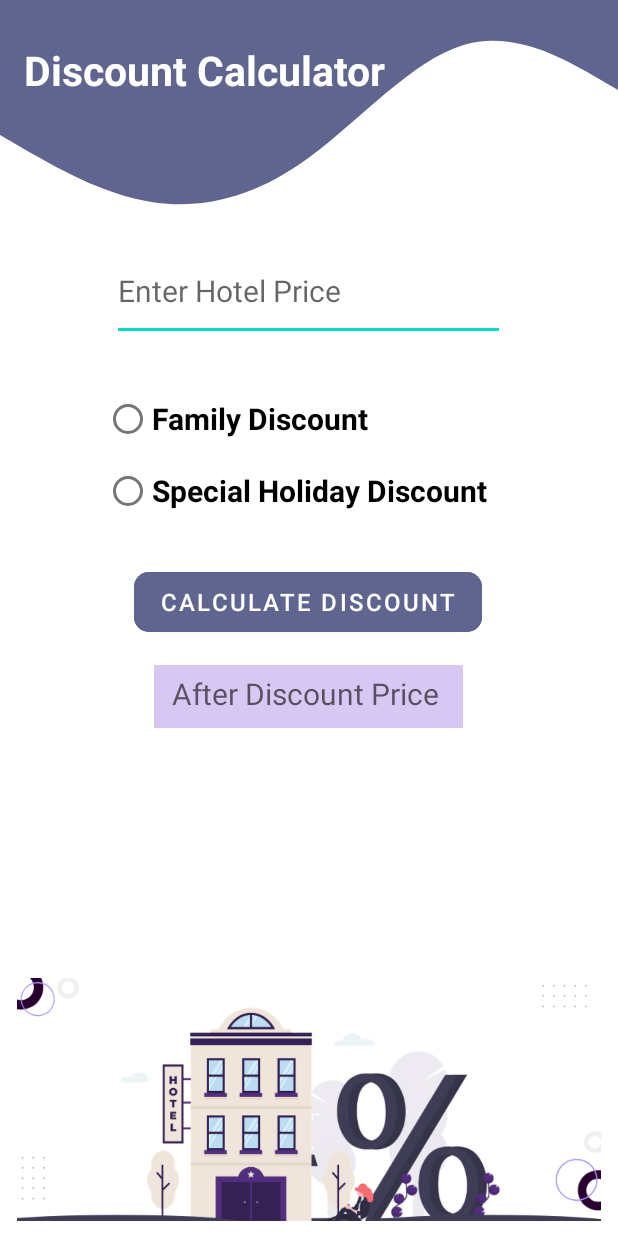
After one commit to kawyasamarasinghe/OASIS, an Android app: the layout activity_hotel_discount_calculator.xml on its own in the app's theme, with its tools: preview values and no code run, on a phone screen of 412 x 824 dp. The commit adds this screen. Run offline under Robolectric (Android 15) with nearby library versions, the phone set to English and light mode, and no system bars; Roboto replaces fonts that are not available here.

Commit message:
Implement Hotel Discount Calculator for OASIS

```diff
--- /dev/null
+++ b/app/src/main/java/extended/ui/oasistravelplanner/CalculationsDiscount.java
@@ -0,0 +1,13 @@
+package extended.ui.oasistravelplanner;
+
+public class CalculationsDiscount {
+
+    protected float calcfamilydiscount(Float value) {
+        Float ans = (value * 10/100) ;
+        return ans;
+    }
+    protected float calcholidaydiscount(Float value) {
+        Float ans = (value * 5/100) ;
+        return ans;
+    }
+}
--- /dev/null
+++ b/app/src/main/java/extended/ui/oasistravelplanner/HotelDiscountCalculator.java
@@ -0,0 +1,62 @@
+package extended.ui.oasistravelplanner;
+
+import android.os.Bundle;
+import android.text.TextUtils;
+import android.view.View;
+import android.widget.Button;
+import android.widget.EditText;
+import android.widget.RadioButton;
+import android.widget.TextView;
+import android.widget.Toast;
+
+import androidx.appcompat.app.AppCompatActivity;
+
+public class HotelDiscountCalculator extends AppCompatActivity {
+
+    EditText etdischotel;
+    Button btndisccalculate;
+    RadioButton rdbtnfam,rdbtnholiday;
+    TextView tvdiscount;
+
+    @Override
+    protected void onCreate(Bundle savedInstanceState) {
+        super.onCreate(savedInstanceState);
+        setContentView(R.layout.activity_hotel_discount_calculator);
+
+        etdischotel = findViewById(R.id.et_dischotel);
+        btndisccalculate = findViewById(R.id.btn_disccalculate);
+        rdbtnfam = findViewById(R.id.rd_btn_fam);
+        rdbtnholiday = findViewById(R.id.rd_btn_holiday);
+        tvdiscount = findViewById(R.id.tv_discount);
+    }
+    @Override
+    protected void onResume() {
+        super.onResume();
+        btndisccalculate.setOnClickListener(new View.OnClickListener() {
+            @Override
+            public void onClick(View view) {
+                calculateDiscount();
+            }
+        });
+}
+    public void calculateDiscount(){
+        CalculationsDiscount cal = new CalculationsDiscount();
+        String value = etdischotel.getText().toString();
+
+        if(TextUtils.isEmpty(value)){
+            Toast.makeText(this, "Please enter the Hotel price", Toast.LENGTH_SHORT).show();
+        } else {
+
+            Float disc = Float.parseFloat(value);
+            if(rdbtnfam.isChecked()){
+                disc = cal.calcfamilydiscount(disc);
+            }else if(rdbtnholiday.isChecked()){
+                disc = cal.calcholidaydiscount(disc);
+            } else{
+                Toast.makeText(this, "Select the Discount type", Toast.LENGTH_SHORT).show();
+                disc = 0.0f;
+            }
+            tvdiscount.setText(new Float(disc).toString());
+        }
+    }
+}
--- /dev/null
+++ b/app/src/main/res/layout/activity_hotel_discount_calculator.xml
@@ -0,0 +1,119 @@
+<?xml version="1.0" encoding="utf-8"?>
+<androidx.constraintlayout.widget.ConstraintLayout xmlns:android="http://schemas.android.com/apk/res/android"
+    xmlns:app="http://schemas.android.com/apk/res-auto"
+    xmlns:tools="http://schemas.android.com/tools"
+    android:layout_width="match_parent"
+    android:layout_height="match_parent"
+    tools:context=".HotelDiscountCalculator">
+
+    <View
+        android:id="@+id/main_view"
+        android:layout_width="match_parent"
+        android:layout_height="300dp"
+        android:background="@drawable/ic_wave__3_"
+        app:layout_constraintEnd_toEndOf="parent"
+        app:layout_constraintHorizontal_bias="0.0"
+        app:layout_constraintStart_toStartOf="parent"
+        app:layout_constraintTop_toTopOf="parent" />
+
+    <TextView
+        android:id="@+id/txt_calchead"
+        android:layout_width="wrap_content"
+        android:layout_height="wrap_content"
+        android:layout_marginStart="16dp"
+        android:layout_marginTop="28dp"
+        android:text="@string/txt_calchead"
+        android:textColor="#FFFFFF"
+        android:textSize="27sp"
+        android:textStyle="bold"
+        app:layout_constraintStart_toStartOf="parent"
+        app:layout_constraintTop_toTopOf="@+id/main_view" />
+
+    <EditText
+        android:id="@+id/et_dischotel"
+        android:layout_width="262dp"
+        android:layout_height="66dp"
+        android:layout_marginTop="96dp"
+        android:ems="10"
+        android:hint="@string/et_dischotel"
+        android:inputType="numberDecimal"
+        android:textSize="20sp"
+        app:layout_constraintEnd_toEndOf="parent"
+        app:layout_constraintHorizontal_bias="0.496"
+        app:layout_constraintStart_toStartOf="parent"
+        app:layout_constraintTop_toBottomOf="@+id/txt_calchead" />
+
+    <RadioGroup
+        android:id="@+id/radioGroup"
+        android:layout_width="272dp"
+        android:layout_height="wrap_content"
+        android:layout_marginTop="28dp"
+        app:layout_constraintEnd_toEndOf="parent"
+        app:layout_constraintHorizontal_bias="0.496"
+        app:layout_constraintStart_toStartOf="parent"
+        app:layout_constraintTop_toBottomOf="@+id/et_dischotel">
+
+        <RadioButton
+            android:id="@+id/rd_btn_fam"
+            android:layout_width="match_parent"
+            android:layout_height="wrap_content"
+            android:text="@string/rd_btn_fam"
+            android:textSize="20sp"
+            android:textStyle="bold" />
+
+        <RadioButton
+            android:id="@+id/rd_btn_holiday"
+            android:layout_width="match_parent"
+            android:layout_height="wrap_content"
+            android:text="@string/rd_btn_holiday"
+            android:textSize="20sp"
+            android:textStyle="bold" />
+    </RadioGroup>
+
+    <Button
+        android:id="@+id/btn_disccalculate"
+        android:layout_width="232dp"
+        android:layout_height="52dp"
+        android:layout_marginTop="24dp"
+        android:backgroundTint="#5F658F"
+        android:text="@string/btn_disccalculate"
+        android:textSize="16sp"
+        app:cornerRadius="10dp"
+        app:layout_constraintEnd_toEndOf="parent"
+        app:layout_constraintHorizontal_bias="0.497"
+        app:layout_constraintStart_toStartOf="parent"
+        app:layout_constraintTop_toBottomOf="@+id/radioGroup" />
+
+    <TextView
+        android:id="@+id/tv_discount"
+        android:layout_width="206dp"
+        android:layout_height="42dp"
+        android:layout_marginTop="16dp"
+        android:background="#D7C7F3"
+        android:hint="@string/tv_discount"
+        android:paddingTop="5dp"
+        android:paddingEnd="4dp"
+        android:textAlignment="center"
+        android:textColor="@color/black"
+        android:textSize="20sp"
+        app:cornerRadius="10dp"
+        app:layout_constraintEnd_toEndOf="parent"
+        app:layout_constraintHorizontal_bias="0.497"
+        app:layout_constraintStart_toStartOf="parent"
+        app:layout_constraintTop_toBottomOf="@+id/btn_disccalculate" />
+
+    <ImageView
+        android:id="@+id/imageView6"
+        android:layout_width="389dp"
+        android:layout_height="182dp"
+        android:layout_marginTop="40dp"
+        app:layout_constraintBottom_toBottomOf="parent"
+        app:layout_constraintEnd_toEndOf="parent"
+        app:layout_constraintStart_toStartOf="parent"
+        app:layout_constraintTop_toBottomOf="@+id/tv_discount"
+        app:layout_constraintVertical_bias="1.0"
+        app:srcCompat="@drawable/discounthotel" />
+
+
+
+</androidx.constraintlayout.widget.ConstraintLayout>
--- a/app/src/main/res/values/strings.xml
+++ b/app/src/main/res/values/strings.xml
@@ -210,4 +210,10 @@
     <string name="b_sign">Sign In</string>
     <string name="i_loc">Your Current Location</string>
     <string name="logout">Log OUT</string>
+    <string name="txt_calchead">Discount Calculator</string>
+    <string name="et_dischotel">Enter Hotel Price</string>
+    <string name="rd_btn_fam">Family Discount</string>
+    <string name="rd_btn_holiday">Special Holiday Discount</string>
+    <string name="btn_disccalculate">Calculate Discount</string>
+    <string name="tv_discount">After Discount Price</string>
 </resources>
```
Also changed, not shown: app/src/main/res/drawable-v24/discounthotel.png (added).
